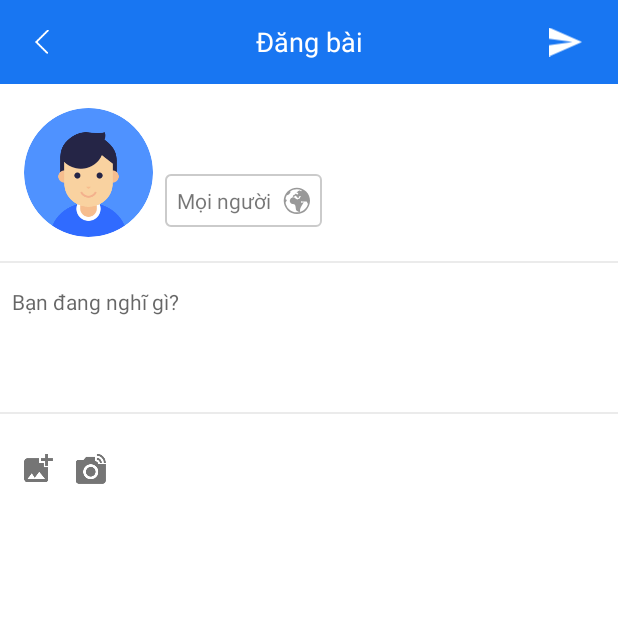
After one commit to xuanhiennb/threadripper, an Android app: the CreatePostActivity screen opened directly, with no data from a screen before it, on a phone screen of 412 x 824 dp, the top half of it. The commit adds this screen. Run offline under Robolectric (Android 15) with nearby library versions, the phone set to English and light mode, and no system bars; our stand-ins replace CircleImageView, Picasso; libraries missing offline, so code that uses them is left out: io.realm, io.realm.annotations; pictures from the network do not load.

Commit message:
create post activity

```diff
--- a/app/build.gradle
+++ b/app/build.gradle
@@ -43,7 +43,7 @@ android {
 }
 
 realm {
-        syncEnabled = true;
+    syncEnabled = true;
 }
 
 dependencies {
@@ -109,4 +109,5 @@ dependencies {
     implementation 'androidx.constraintlayout:constraintlayout:1.1.3'
     implementation 'androidx.cardview:cardview:1.0.0'
     implementation 'de.hdodenhof:circleimageview:3.0.1'
+
 }
--- /dev/null
+++ b/app/src/main/java/com/chatapp/threadripper/authenticated/activity/CreatePostActivity.java
@@ -0,0 +1,141 @@
+package com.chatapp.threadripper.authenticated.activity;
+
+import android.Manifest;
+import android.annotation.SuppressLint;
+import android.content.Intent;
+import android.content.pm.PackageManager;
+import android.graphics.Bitmap;
+import android.net.Uri;
+import android.os.Bundle;
+import android.support.v7.app.AppCompatActivity;
+import android.view.View;
+import android.widget.EditText;
+import android.widget.ImageButton;
+import android.widget.ImageView;
+import android.widget.TextView;
+
+import com.chatapp.threadripper.R;
+import com.chatapp.threadripper.utils.Constants;
+import com.chatapp.threadripper.utils.ImageLoader;
+import com.chatapp.threadripper.utils.Preferences;
+
+import java.util.Objects;
+
+import de.hdodenhof.circleimageview.CircleImageView;
+
+public class CreatePostActivity extends AppCompatActivity {
+    ImageView ic_back, ic_create, img_image;
+    CircleImageView cv_avatar;
+    TextView tv_displayName;
+    EditText edt_content;
+    ImageButton btn_picture, btn_capture;
+    Uri uriAttachImage;
+    String uriAttachImageString;
+    Bitmap bitmapCaptureImage;
+
+    @Override
+    protected void onCreate(Bundle savedInstanceState) {
+        super.onCreate(savedInstanceState);
+        setContentView(R.layout.activity_create_post);
+        addControls();
+        addEvents();
+
+    }
+
+    private void addEvents() {
+        ic_back.setOnClickListener(new View.OnClickListener() {
+            @Override
+            public void onClick(View view) {
+                onBackPressed();
+            }
+        });
+
+        tv_displayName.setText(Preferences.getCurrentUser().getDisplayName());
+        ImageLoader.loadUserAvatar(cv_avatar, Preferences.getCurrentUser().getPhotoUrl());
+
+        btn_picture.setOnClickListener(new View.OnClickListener() {
+            @Override
+            public void onClick(View view) {
+                choosePicture();
+            }
+        });
+
+        btn_capture.setOnClickListener(new View.OnClickListener() {
+            @Override
+            public void onClick(View view) {
+                capturePicture();
+            }
+        });
+    }
+
+    @SuppressLint("NewApi")
+    private void capturePicture() {
+        btn_capture.setImageResource(R.drawable.ic_action_linked_camera_accent);
+
+        if (checkSelfPermission(Manifest.permission.CAMERA) != PackageManager.PERMISSION_GRANTED) {
+            requestPermissions(new String[]{Manifest.permission.CAMERA}, Constants.REQUEST_CODE_PERMISSION_IMAGE_CAPTURE);
+        } else {
+            Intent cameraIntent = new Intent(android.provider.MediaStore.ACTION_IMAGE_CAPTURE);
+            startActivityForResult(cameraIntent, Constants.REQUEST_CODE_CAPTURE_IMAGE);
+        }
+    }
+
+    private void choosePicture() {
+        btn_picture.setImageResource(R.drawable.ic_action_add_photo_alternate_accent);
+
+        Intent intent = new Intent();
+        intent.setType("image/*");
+        intent.setAction(Intent.ACTION_GET_CONTENT);
+        startActivityForResult(Intent.createChooser(intent, "Select picture"), Constants.REQUEST_CODE_PICK_IMAGE);
+    }
+
+    @Override
+    protected void onActivityResult(int requestCode, int resultCode, Intent data) {
+        super.onActivityResult(requestCode, resultCode, data);
+        if (requestCode == Constants.REQUEST_CODE_PICK_IMAGE) {
+            if (resultCode == RESULT_OK && data != null) {
+                handlePickImageSuccess(data);
+            }
+            btn_picture.setImageResource(R.drawable.ic_action_add_photo_alternate);
+
+        } else if (requestCode == Constants.REQUEST_CODE_CAPTURE_IMAGE) {
+            if (resultCode == RESULT_OK && data != null) {
+                handleCaptureImageSuccess(data);
+            }
+            btn_capture.setImageResource(R.drawable.ic_action_linked_camera);
+
+        }
+    }
+
+    private void handleCaptureImageSuccess(Intent data) {
+
+        bitmapCaptureImage = (Bitmap) Objects.requireNonNull(data.getExtras()).get("data");
+        img_image.setImageBitmap(bitmapCaptureImage);
+        uriAttachImageString = null; // reset method pick image, current image is captured
+        uriAttachImage = null;
+
+    }
+
+    private void handlePickImageSuccess(Intent data) {
+        Uri uri = data.getData();
+        uriAttachImage = uri;
+        if (uri != null) {
+            uriAttachImageString = uri.toString();
+        }
+        ImageLoader.loadImageChatMessage(img_image, uriAttachImageString);
+        bitmapCaptureImage = null; // reset method capture image, current image is picked
+    }
+
+    private void addControls() {
+        ic_back = (ImageView) findViewById(R.id.ic_back);
+        ic_create = (ImageView) findViewById(R.id.ivCreate);
+        img_image = (ImageView) findViewById(R.id.img_image);
+        cv_avatar = (CircleImageView) findViewById(R.id.cv_avatar);
+        tv_displayName = (TextView) findViewById(R.id.tv_display_name);
+        edt_content = (EditText) findViewById(R.id.edt_content);
+        btn_capture = (ImageButton) findViewById(R.id.btn_capture);
+        btn_picture = (ImageButton) findViewById(R.id.btn_picture);
+    }
+
+
+}
--- a/app/src/main/java/com/chatapp/threadripper/authenticated/activity/PersonalAdapter.java
+++ b/app/src/main/java/com/chatapp/threadripper/authenticated/adapters/PersonalAdapter.java
@@ -1,4 +1,4 @@
-package com.chatapp.threadripper.authenticated.activity;
+package com.chatapp.threadripper.authenticated.adapters;
 
 import android.content.Context;
 import android.support.v7.widget.RecyclerView;
--- /dev/null
+++ b/app/src/main/res/drawable/background_public.xml
@@ -0,0 +1,12 @@
+<?xml version="1.0" encoding="utf-8"?>
+<shape xmlns:android="http://schemas.android.com/apk/res/android"
+       android:shape="rectangle">
+
+    <solid
+        android:color="@color/text_white"/>
+    <stroke
+        android:width="1dp"
+        android:color="#cbcbcb"/>
+    <corners android:radius="@dimen/dp3"/>
+
+</shape>
--- /dev/null
+++ b/app/src/main/res/drawable/bg_remove_image.xml
@@ -0,0 +1,4 @@
+<?xml version="1.0" encoding="utf-8"?>
+<shape xmlns:android="http://schemas.android.com/apk/res/android" android:shape="oval">
+    <solid android:color="@color/gray2"/>
+</shape>
--- /dev/null
+++ b/app/src/main/res/drawable/ic_vt_public.xml
@@ -0,0 +1,9 @@
+<vector xmlns:android="http://schemas.android.com/apk/res/android"
+        android:width="@dimen/dp18"
+        android:height="@dimen/dp18"
+        android:viewportHeight="37"
+        android:viewportWidth="37">
+    <path
+        android:fillColor="#999999"
+        android:pathData="M31.73,6.27C35.13,9.67 37,14.19 37,19C37,23.81 35.13,28.33 31.73,31.73C28.33,35.13 23.81,37 19,37C14.19,37 9.67,35.13 6.27,31.73C2.87,28.33 1,23.81 1,19C1,14.19 2.87,9.67 6.27,6.27C9.67,2.87 14.19,1 19,1C23.81,1 28.33,2.87 31.73,6.27ZM30.14,30.14C32.35,27.92 33.83,25.16 34.44,22.15C33.96,22.85 33.51,23.11 33.23,21.55C32.94,19 30.6,20.63 29.13,19.73C27.58,20.77 24.11,17.7 24.7,21.16C25.61,22.72 29.62,19.07 27.62,22.38C26.35,24.68 22.96,29.79 23.4,32.44C23.46,36.3 19.46,33.24 18.08,31.96C17.15,29.4 17.76,24.92 15.34,23.66C12.71,23.55 10.45,23.31 9.44,20.37C8.82,18.27 10.09,15.14 12.34,14.65C15.64,12.58 16.82,17.08 19.91,17.16C20.87,16.16 23.49,15.84 23.71,14.71C21.68,14.35 26.29,13.01 23.52,12.24C21.99,12.42 21,13.82 21.82,15.01C18.85,15.7 18.76,10.73 15.91,12.3C15.84,14.78 11.26,13.1 14.33,12.6C15.38,12.14 12.61,10.81 14.11,11.05C14.84,11.01 17.32,10.14 16.65,9.56C18.03,8.7 19.19,11.61 20.54,9.49C21.51,7.86 20.13,7.56 18.91,8.39C18.22,7.62 20.12,5.95 21.8,5.23C22.36,4.99 22.89,4.86 23.3,4.9C24.15,5.88 25.71,6.05 25.8,4.78C23.7,3.78 21.39,3.25 19,3.25C15.57,3.25 12.3,4.34 9.6,6.36C10.33,6.69 10.74,7.1 10.04,7.63C9.5,9.25 7.29,11.43 5.36,11.12C4.35,12.85 3.69,14.76 3.41,16.76C5.03,17.3 5.4,18.36 5.05,18.71C4.23,19.43 3.72,20.46 3.46,21.57C3.99,24.8 5.5,27.78 7.86,30.14C10.84,33.11 14.79,34.75 19,34.75C23.21,34.75 27.16,33.11 30.14,30.14Z"/>
+</vector>
--- /dev/null
+++ b/app/src/main/res/drawable/ic_white_send.xml
@@ -0,0 +1,9 @@
+<vector xmlns:android="http://schemas.android.com/apk/res/android"
+    android:width="22.176dp"
+    android:height="19.008dp"
+    android:viewportWidth="22.176"
+    android:viewportHeight="19.008">
+  <path
+      android:pathData="M0,19.008l22.176,-9.5L0,0v7.392l15.84,2.112L0,11.616Z"
+      android:fillColor="@color/text_white"/>
+</vector>
--- /dev/null
+++ b/app/src/main/res/layout/activity_create_post.xml
@@ -0,0 +1,149 @@
+<?xml version="1.0" encoding="utf-8"?>
+<android.support.constraint.ConstraintLayout xmlns:android="http://schemas.android.com/apk/res/android"
+    xmlns:app="http://schemas.android.com/apk/res-auto"
+    xmlns:tools="http://schemas.android.com/tools"
+    android:layout_width="match_parent"
+    android:layout_height="match_parent"
+    android:background="@color/text_white"
+    tools:context=".authenticated.activity.CreatePostActivity">
+
+    <include
+        android:id="@+id/include"
+        layout="@layout/toolbar_create_post"
+        app:layout_constraintEnd_toEndOf="parent"
+        app:layout_constraintTop_toTopOf="parent" />
+
+    <RelativeLayout
+        android:layout_width="match_parent"
+        android:layout_height="0dp"
+        android:orientation="horizontal"
+        app:layout_constraintEnd_toEndOf="parent"
+        app:layout_constraintStart_toStartOf="parent"
+        app:layout_constraintTop_toBottomOf="@+id/include">
+
+        <de.hdodenhof.circleimageview.CircleImageView
+            android:id="@+id/cv_avatar"
+            android:layout_width="@dimen/dp86"
+            android:layout_height="@dimen/dp86"
+            android:layout_gravity="center|bottom"
+            android:layout_marginStart="@dimen/dp16"
+            android:layout_marginLeft="@dimen/dp16"
+            android:layout_marginTop="@dimen/dp16"
+            android:src="@drawable/placeholder_user_avatar" />
+
+        <TextView
+            android:id="@+id/tv_display_name"
+            android:layout_width="wrap_content"
+            android:layout_height="wrap_content"
+            android:layout_marginStart="@dimen/dp8"
+            android:layout_marginLeft="@dimen/dp8"
+            android:layout_marginTop="@dimen/dp24"
+            android:layout_toEndOf="@id/cv_avatar"
+            android:layout_toRightOf="@id/cv_avatar"
+            android:fontFamily="@font/helveticaneuemedium"
+            android:text="@string/app_name"
+            android:textColor="@color/colorTextBlack"
+            android:textSize="@dimen/sp18"
+            tools:targetApi="jelly_bean" />
+
+        <TextView
+            android:layout_width="wrap_content"
+            android:layout_height="wrap_content"
+            android:layout_below="@id/tv_display_name"
+            android:layout_marginStart="@dimen/dp8"
+            android:layout_marginLeft="@dimen/dp8"
+            android:layout_marginTop="@dimen/dp8"
+            android:layout_toEndOf="@id/cv_avatar"
+            android:layout_toRightOf="@id/cv_avatar"
+            android:background="@drawable/background_public"
+            android:drawableRight="@drawable/ic_vt_public"
+            android:drawablePadding="@dimen/dp8"
+            android:padding="@dimen/dp8"
+            android:text="Mọi người" />
+
+        <View
+            android:id="@+id/line1"
+            android:layout_width="match_parent"
+            android:layout_height="1dp"
+            android:layout_below="@id/cv_avatar"
+            android:layout_marginTop="16dp"
+            android:background="@color/gray" />
+
+        <ScrollView
+            android:layout_width="match_parent"
+            android:layout_height="match_parent"
+            android:layout_below="@id/line1"
+            android:layout_marginTop="@dimen/dp16">
+
+            <LinearLayout
+                android:layout_width="match_parent"
+                android:layout_height="wrap_content"
+                android:orientation="vertical">
+
+                <EditText
+                    android:id="@+id/edt_content"
+                    android:layout_width="match_parent"
+                    android:layout_height="wrap_content"
+                    android:background="@color/text_white"
+                    android:gravity="top"
+                    android:hint="Bạn đang nghĩ gì?"
+                    android:inputType="textMultiLine"
+                    android:minLines="4"
+                    android:paddingStart="@dimen/dp8"
+                    android:paddingEnd="@dimen/dp8"
+                    android:textColor="#000000"
+                    android:textSize="@dimen/sp14" />
+
+                <View
+                    android:id="@+id/line2"
+                    android:layout_width="match_parent"
+                    android:layout_height="1dp"
+                    android:layout_marginTop="16dp"
+                    android:layout_marginBottom="@dimen/dp16"
+                    android:background="@color/gray" />
+
+                <LinearLayout
+                    android:layout_width="match_parent"
+                    android:layout_height="wrap_content"
+                    android:orientation="horizontal">
+
+                    <ImageButton
+                        android:id="@+id/btn_picture"
+                        android:layout_width="30dp"
+                        android:layout_height="30dp"
+                        android:layout_marginStart="10dp"
+                        android:layout_marginLeft="10dp"
+                        android:layout_marginTop="5dp"
+                        android:layout_marginEnd="5dp"
+                        android:layout_marginRight="5dp"
+                        android:layout_marginBottom="5dp"
+                        android:background="@drawable/btn_transparent_circle"
+                        android:foregroundGravity="center"
+                        android:src="@drawable/ic_action_add_photo_alternate"
+                        tools:ignore="ContentDescription" />
+
+                    <ImageButton
+                        android:id="@+id/btn_capture"
+                        android:layout_width="30dp"
+                        android:layout_height="30dp"
+                        android:layout_marginTop="5dp"
+                        android:layout_marginEnd="5dp"
+                        android:layout_marginRight="5dp"
+                        android:layout_marginBottom="5dp"
+                        android:background="@drawable/btn_transparent_circle"
+                        android:foregroundGravity="center"
+                        android:src="@drawable/ic_action_linked_camera"
+                        tools:ignore="ContentDescription" />
+
+                    <ImageView
+                        android:id="@+id/img_image"
+                        android:layout_width="@dimen/dp120"
+                        android:layout_height="@dimen/dp120"
+                        tools:ignore="ContentDescription" />
+                </LinearLayout>
+
+            </LinearLayout>
+        </ScrollView>
+    </RelativeLayout>
+
+</android.support.constraint.ConstraintLayout>
--- a/app/src/main/res/layout/activity_personal.xml
+++ b/app/src/main/res/layout/activity_personal.xml
@@ -85,7 +85,7 @@
         app:layout_constraintTop_toBottomOf="@+id/tv_display_name" />
 
     <android.support.design.widget.FloatingActionButton
-        android:id="@+id/btn_message_add"
+        android:id="@+id/btn_create_post"
         android:layout_width="wrap_content"
         android:layout_height="wrap_content"
         android:layout_marginRight="@dimen/dp24"
--- /dev/null
+++ b/app/src/main/res/layout/toolbar_create_post.xml
@@ -0,0 +1,54 @@
+<?xml version="1.0" encoding="utf-8"?>
+<android.support.v7.widget.Toolbar xmlns:android="http://schemas.android.com/apk/res/android"
+    android:layout_width="match_parent"
+    android:layout_height="?actionBarSize"
+    xmlns:app="http://schemas.android.com/apk/res-auto"
+    android:contentInsetStart="0dp"
+    android:contentInsetLeft="0dp"
+    android:contentInsetEnd="0dp"
+    android:contentInsetRight="0dp"
+    android:orientation="vertical"
+    app:contentInsetEnd="0dp"
+    app:contentInsetLeft="0dp"
+    app:contentInsetRight="0dp"
+    android:background="@color/colorAccent"
+    app:contentInsetStart="0dp"
+    >
+
+
+        <ImageView
+            android:id="@+id/ic_back"
+            app:srcCompat="@drawable/ic_action_back"
+            android:layout_width="wrap_content"
+            android:layout_height="match_parent"
+            android:contentDescription="@null"
+            android:paddingLeft="@dimen/dp16"
+            android:paddingTop="@dimen/dp20"
+            android:paddingRight="@dimen/dp16"
+            android:paddingBottom="@dimen/dp20"
+            android:scaleType="centerInside" />
+
+        <TextView
+            android:id="@+id/tvTitle"
+            android:layout_width="wrap_content"
+            android:layout_height="wrap_content"
+            android:layout_gravity="center"
+            android:maxLines="1"
+            android:text="Đăng bài"
+            android:textAllCaps="false"
+            android:textColor="@color/text_white"
+            android:textSize="@dimen/sp18" />
+
+        <ImageView
+            android:id="@+id/ivCreate"
+            app:srcCompat="@drawable/ic_white_send"
+            android:layout_width="wrap_content"
+            android:layout_height="match_parent"
+            android:layout_gravity="end"
+            android:paddingStart="@dimen/dp24"
+            android:paddingEnd="@dimen/dp24" />
+
+
+
+
+</android.support.v7.widget.Toolbar>
--- a/app/src/main/res/values/colors.xml
+++ b/app/src/main/res/values/colors.xml
@@ -14,6 +14,8 @@
     <color name="colorTargetPrompt">#dee10101</color>
     <color name="colorTargetPromptFocal">#1278d7</color>
     <color name="text_white">#FFFFFF</color>
+    <color name="gray">#EBEBEB</color>
+    <color name="gray2">#333333</color>
 
     <!--Override Sweet Alert Confirm -->
     <color name="blue_btn_bg_pressed_color">#96BFD2</color>
```
Also changed, not shown: app/src/main/AndroidManifest.xml (+15 -11 lines), app/src/main/java/com/chatapp/threadripper/authenticated/activity/PersonalActivity.java (+15 -12 lines), app/src/main/res/drawable/bg_add_image.xml (added, +8 -0 lines), app/src/main/res/layout/content_conversation.xml (+16 -16 lines), app/src/main/res/layout/images_picker_item_photo.xml (added, +31 -0 lines), app/src/main/res/layout/item_add_image.xml (added, +12 -0 lines), app/src/main/res/layout/item_diary.xml (+18 -10 lines).
